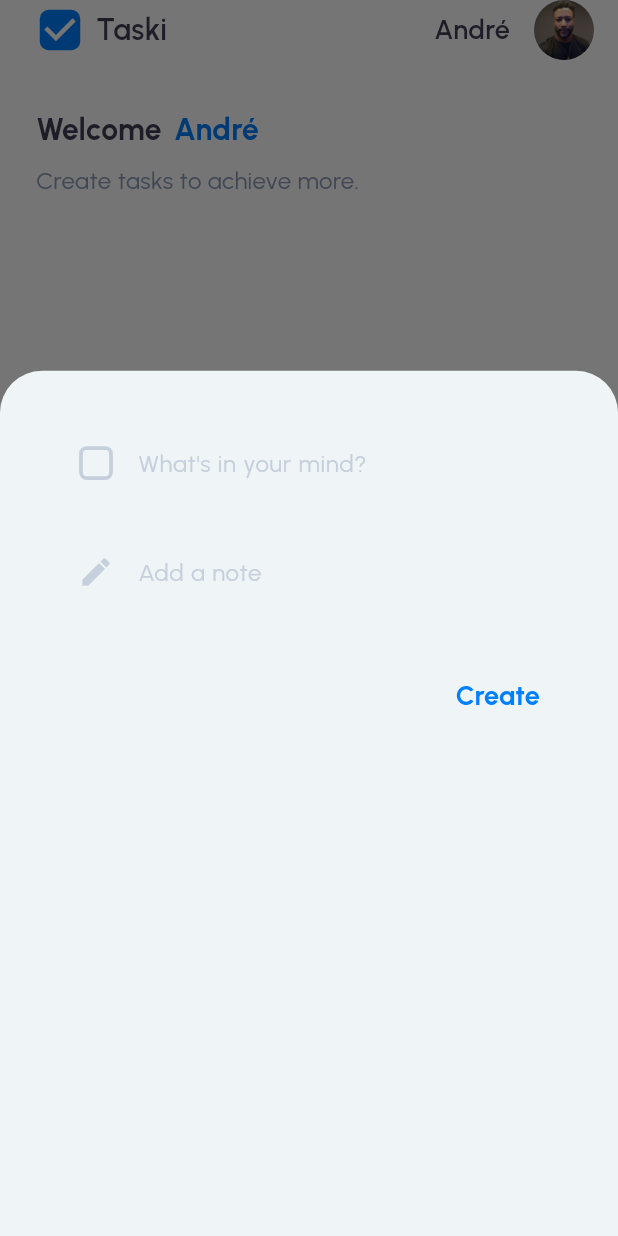
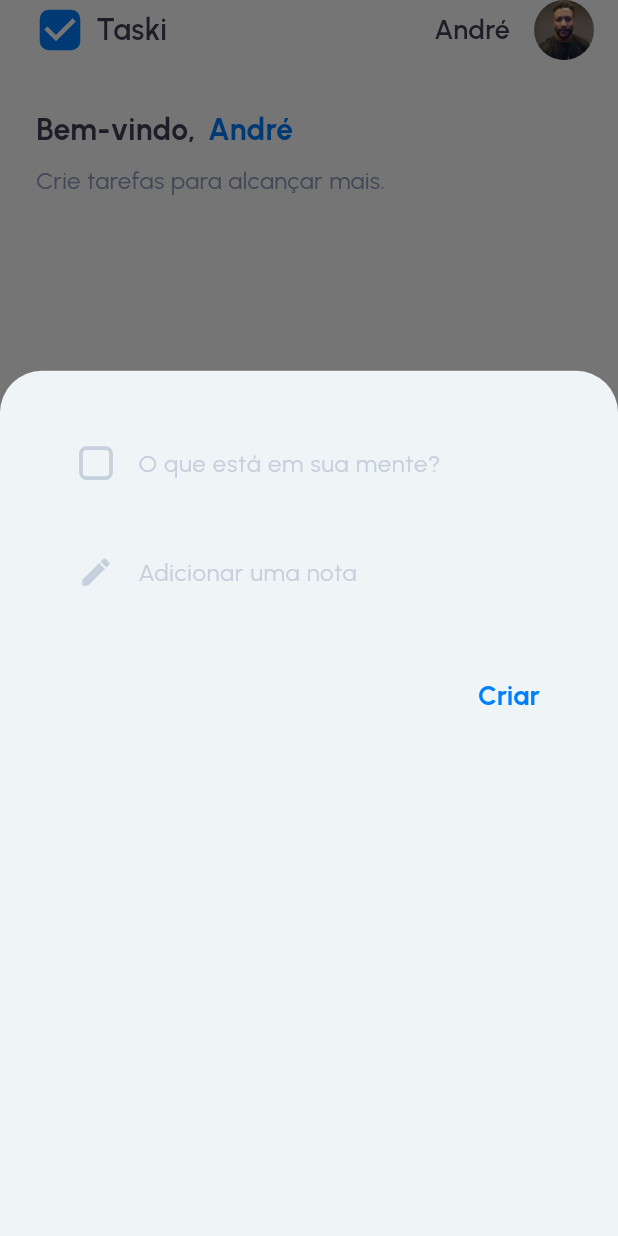
Before and after one commit to andresilvase/tasky, a Flutter app: the screen it shows after launch, item 2 of the bottom bar chosen, on a phone screen of 412 x 824 dp. Run offline on Flutter 3.47's test engine with Material 3 defaults, Android fonts, the light colour scheme and no system bars; our stand-ins replace flutter_svg, get, google_fonts, hive; accounts and stored records are empty; generated files the repository leaves out were written again.

Commit message:
making some adjustments

```diff
--- a/lib/features/tasks/views/create_task.dart
+++ b/lib/features/tasks/views/create_task.dart
@@ -147,7 +147,7 @@ class _CreateTaskState extends State<CreateTask> {
           fontWeight: FontWeight.normal,
           fontSize: 16,
         ),
-        labelText: 'Add a note',
+        labelText: AppLocalizations.of(context)!.addNote,
         focusedErrorBorder: noBorder(),
         disabledBorder: noBorder(),
         enabledBorder: noBorder(),
--- a/lib/features/tasks/views/search_task.dart
+++ b/lib/features/tasks/views/search_task.dart
@@ -157,9 +157,9 @@ class _SearchTaskState extends State<SearchTask> {
       tasks.sort((a, b) => a.date.compareTo(b.date));
 
       return TaskList(
+        emptyTasksMessage: AppLocalizations.of(Get.context!)!.noResultsFound,
         changeTaskStatus: (task) => taskViewModel.changeTaskStatus(task),
         deleteTask: (task) => taskViewModel.deleteTask(task),
-        emptyTasksMessage: 'No results found',
         marginTop: Get.height * 0.1,
         tasks: tasks,
       );
--- a/lib/features/tasks/views/tasks_completed.dart
+++ b/lib/features/tasks/views/tasks_completed.dart
@@ -69,9 +69,9 @@ class TasksCompleted extends StatelessWidget {
         tasks.removeWhere((task) => !task.isCompleted);
 
         return TaskList(
+          emptyTasksMessage: AppLocalizations.of(Get.context!)!.noCompletedTasks,
           changeTaskStatus: (task) => taskViewModel.changeTaskStatus(task),
           deleteTask: (task) => taskViewModel.deleteTask(task),
-          emptyTasksMessage: 'No completed tasks.',
           marginTop: Get.height * 0.25,
           tasks: tasks,
         );
--- a/lib/l10n/app_en.arb
+++ b/lib/l10n/app_en.arb
@@ -2,7 +2,7 @@
     "@@locale": "en",
     "appName": "Taski",
     "@appName": {},
-    "welcome": "Welcome",
+    "welcome": "Welcome, ",
     "@welcome": {},
     "youveGot": "You've got {n} tasks to do.",
     "@youveGot": {
@@ -15,6 +15,8 @@
     },
     "noResultsFound": "No results found",
     "@noResultsFound": {},
+    "noCompletedTasks": "No completed tasks",
+    "@noCompletedTasks": {},
     "createTasks": "Create tasks to achieve more.",
     "@createTasks": {},
     "createTask": "Create task",
--- a/lib/l10n/app_es.arb
+++ b/lib/l10n/app_es.arb
@@ -2,7 +2,7 @@
     "@@locale": "es",
     "appName": "Taski",
     "@appName": {},
-    "welcome": "Bienvenido",
+    "welcome": "Bienvenido, ",
     "@welcome": {},
     "youveGot": "Tienes {n} tareas por hacer.",
     "@youveGot": {
@@ -15,6 +15,8 @@
     },
     "noResultsFound": "No se encontraron resultados",
     "@noResultsFound": {},
+    "noCompletedTasks": "No hay tareas completadas",
+    "@noCompletedTasks": {},
     "createTasks": "Crea tareas para lograr más.",
     "@createTasks": {},
     "createTask": "Crear tarea",
--- a/lib/l10n/app_pt.arb
+++ b/lib/l10n/app_pt.arb
@@ -2,7 +2,7 @@
     "@@locale": "pt",
     "appName": "Taski",
     "@appName": {},
-    "welcome": "Bem-vindo",
+    "welcome": "Bem-vindo,",
     "@welcome": {},
     "youveGot": "Você tem {n} tarefas para fazer.",
     "@youveGot": {
@@ -15,6 +15,8 @@
     },
     "noResultsFound": "Nenhum resultado encontrado",
     "@noResultsFound": {},
+    "noCompletedTasks": "Nenhuma tarefa concluída",
+    "@noCompletedTasks": {},
     "createTasks": "Crie tarefas para alcançar mais.",
     "@createTasks": {},
     "createTask": "Criar tarefa",
@@ -31,7 +33,7 @@
     "@todo": {},
     "search": "Buscar",
     "@search": {},
-    "done": "Concluído",
+    "done": "Concluídas",
     "@done": {},
     "searchForATask": "Procure por uma tarefa",
     "@searchForATask": {},
--- a/lib/main.dart
+++ b/lib/main.dart
@@ -19,6 +19,7 @@ class MyApp extends StatelessWidget {
     return GetMaterialApp(
       localizationsDelegates: AppLocalizations.localizationsDelegates,
       supportedLocales: AppLocalizations.supportedLocales,
+      locale: const Locale('pt'),
       theme: ThemeData(
         colorScheme: ColorScheme.fromSeed(seedColor: TaskiColors.white),
         scaffoldBackgroundColor: TaskiColors.white,
```
